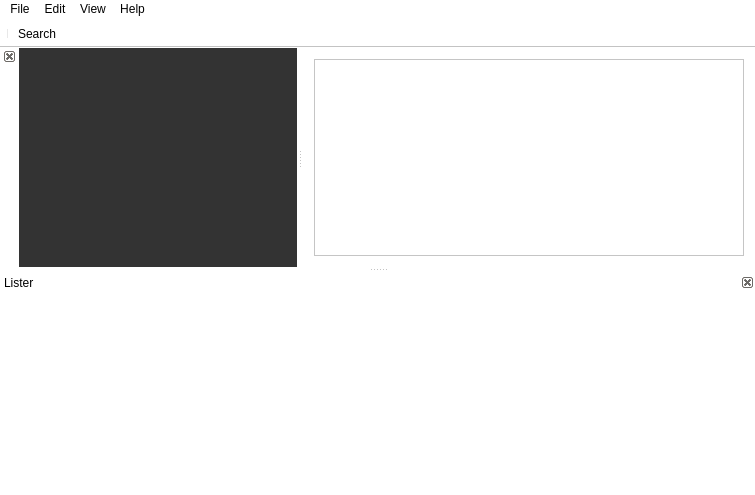
Above: FileExplorer/mainwindow.ui from xytraguptor/evalintroprog before the change. Below: the same form after it.
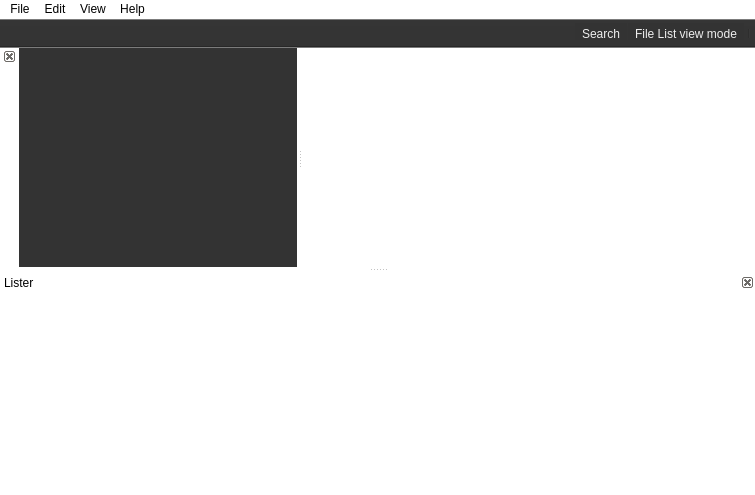
That is the form after the change. Icons and pictures are not drawn.

Commit message: Added file list view modes

```diff
--- a/FileExplorer/mainwindow.ui
+++ b/FileExplorer/mainwindow.ui
@@ -27,6 +27,15 @@
    <layout class="QGridLayout" name="gridLayout_2">
     <item row="0" column="0">
      <widget class="QListView" name="listView">
+      <property name="frameShape">
+       <enum>QFrame::NoFrame</enum>
+      </property>
+      <property name="frameShadow">
+       <enum>QFrame::Plain</enum>
+      </property>
+      <property name="selectionMode">
+       <enum>QAbstractItemView::MultiSelection</enum>
+      </property>
       <property name="viewMode">
        <enum>QListView::IconMode</enum>
       </property>
@@ -72,9 +81,22 @@
    <addaction name="menuHelp"/>
   </widget>
   <widget class="QToolBar" name="mainToolBar">
+   <property name="layoutDirection">
+    <enum>Qt::RightToLeft</enum>
+   </property>
+   <property name="autoFillBackground">
+    <bool>false</bool>
+   </property>
+   <property name="styleSheet">
+    <string notr="true">background-color: rgb(51, 51, 51);
+color: rgb(238, 238, 238);</string>
+   </property>
    <property name="movable">
     <bool>false</bool>
    </property>
+   <property name="toolButtonStyle">
+    <enum>Qt::ToolButtonFollowStyle</enum>
+   </property>
    <attribute name="toolBarArea">
     <enum>TopToolBarArea</enum>
    </attribute>
@@ -82,6 +104,7 @@
     <bool>false</bool>
    </attribute>
    <addaction name="separator"/>
+   <addaction name="actionFileListViewMode"/>
    <addaction name="action_Search"/>
   </widget>
   <widget class="QStatusBar" name="statusBar"/>
@@ -251,6 +274,24 @@
     <string>Show Treeview</string>
    </property>
   </action>
+  <action name="actionFileListViewMode">
+   <property name="checkable">
+    <bool>true</bool>
+   </property>
+   <property name="icon">
+    <iconset resource="resources.qrc">
+     <normaloff>:/ico/Resources/wlistp-16.png</normaloff>
+     <activeoff>:/ico/Resources/listp-16.png</activeoff>
+     <activeon>:/ico/Resources/wlist-16.png</activeon>
+     <selectedon>Resources/wlistp-16.png</selectedon>:/ico/Resources/wlistp-16.png</iconset>
+   </property>
+   <property name="text">
+    <string>File List view mode</string>
+   </property>
+   <property name="toolTip">
+    <string>Switch between Details/Icon modes</string>
+   </property>
+  </action>
  </widget>
  <layoutdefault spacing="6" margin="11"/>
  <resources>
```
The commit also changes 13 other files.
